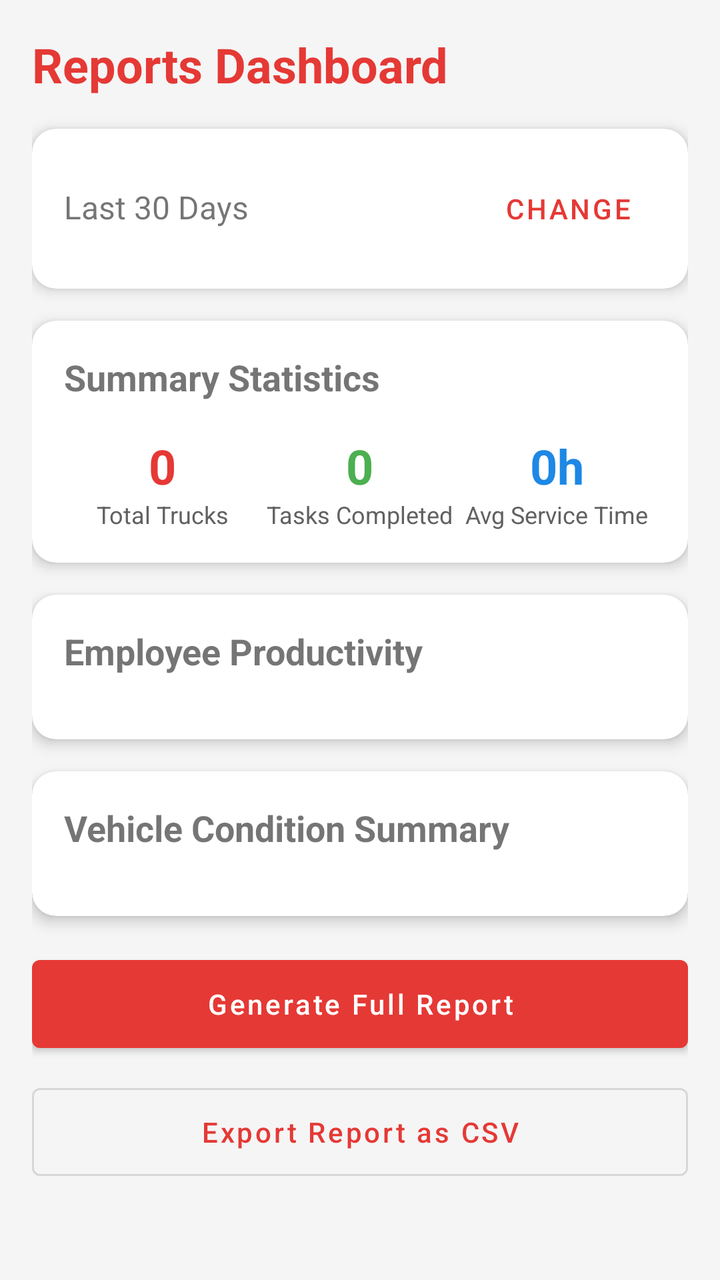
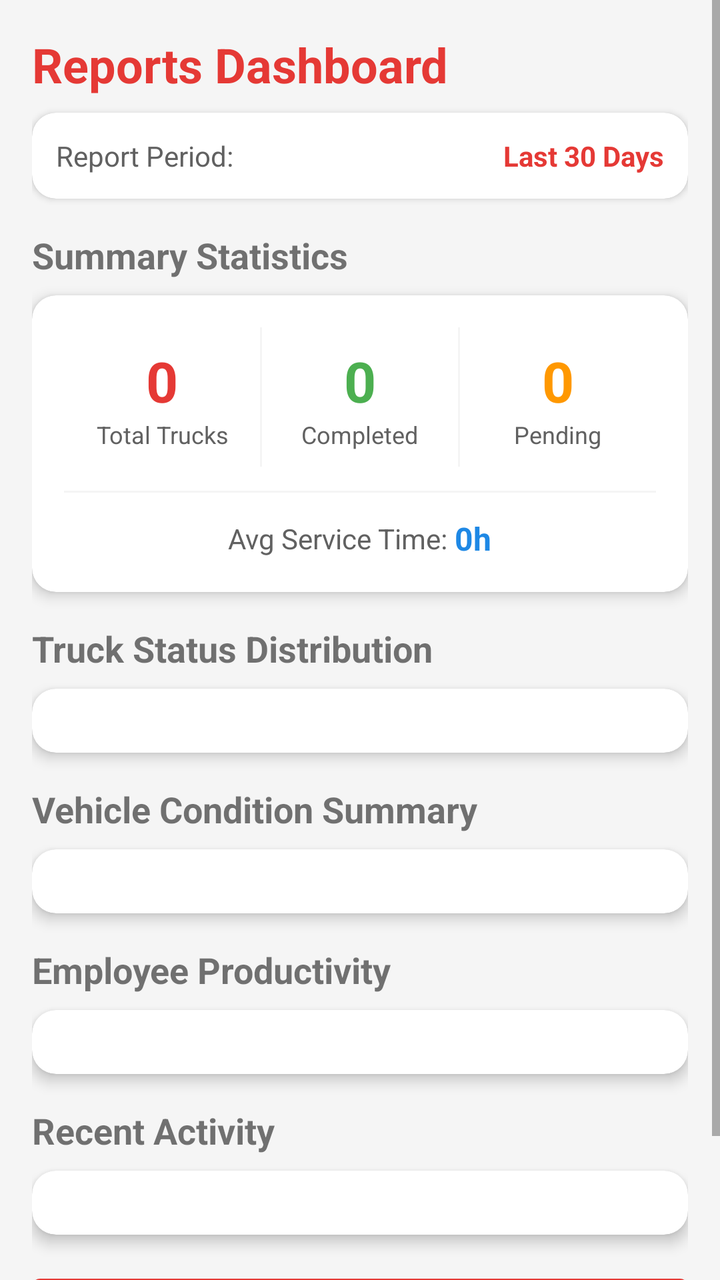

The first picture is an Android layout as it rendered before a commit; the second is the same layout after the commit. The layout source and the unified diff follow.
<!-- AndroidManifest.xml: application theme Theme.ValentinesGarage -->
<!-- res/layout/fragment_reports.xml -->
<?xml version="1.0" encoding="utf-8"?>
<ScrollView xmlns:android="http://schemas.android.com/apk/res/android"
    xmlns:app="http://schemas.android.com/apk/res-auto"
    android:layout_width="match_parent"
    android:layout_height="match_parent"
    android:background="@color/gray_light">

    <LinearLayout
        android:layout_width="match_parent"
        android:layout_height="wrap_content"
        android:orientation="vertical"
        android:padding="16dp">

        <TextView
            android:layout_width="wrap_content"
            android:layout_height="wrap_content"
            android:text="Reports Dashboard"
            android:textSize="24sp"
            android:textStyle="bold"
            android:textColor="@color/primary_red"
            android:layout_marginBottom="16dp" />

        
        <com.google.android.material.card.MaterialCardView
            android:layout_width="match_parent"
            android:layout_height="wrap_content"
            android:layout_marginBottom="16dp"
            app:cardElevation="4dp"
            app:cardCornerRadius="12dp">

            <LinearLayout
                android:layout_width="match_parent"
                android:layout_height="wrap_content"
                android:orientation="horizontal"
                android:padding="16dp">

                <TextView
                    android:layout_width="0dp"
                    android:layout_height="wrap_content"
                    android:layout_weight="1"
                    android:text="Last 30 Days"
                    android:textSize="16sp" />

                <com.google.android.material.button.MaterialButton
                    android:id="@+id/changeDateRangeButton"
                    android:layout_width="wrap_content"
                    android:layout_height="wrap_content"
                    android:text="Change"
                    style="@style/Widget.MaterialComponents.Button.TextButton" />

            </LinearLayout>
        </com.google.android.material.card.MaterialCardView>

        
        <com.google.android.material.card.MaterialCardView
            android:layout_width="match_parent"
            android:layout_height="wrap_content"
            android:layout_marginBottom="16dp"
            app:cardElevation="4dp"
            app:cardCornerRadius="12dp">

            <LinearLayout
                android:layout_width="match_parent"
                android:layout_height="wrap_content"
                android:orientation="vertical"
                android:padding="16dp">

                <TextView
                    android:layout_width="wrap_content"
                    android:layout_height="wrap_content"
                    android:text="Summary Statistics"
                    android:textSize="18sp"
                    android:textStyle="bold"
                    android:layout_marginBottom="16dp" />

                <LinearLayout
                    android:layout_width="match_parent"
                    android:layout_height="wrap_content"
                    android:orientation="horizontal">

                    <LinearLayout
                        android:layout_width="0dp"
                        android:layout_height="wrap_content"
                        android:layout_weight="1"
                        android:orientation="vertical"
                        android:gravity="center">

                        <TextView
                            android:id="@+id/totalTrucksText"
                            android:layout_width="wrap_content"
                            android:layout_height="wrap_content"
                            android:text="0"
                            android:textSize="24sp"
                            android:textStyle="bold"
                            android:textColor="@color/primary_red" />

                        <TextView
                            android:layout_width="wrap_content"
                            android:layout_height="wrap_content"
                            android:text="Total Trucks"
                            android:textSize="12sp"
                            android:textColor="@color/gray_dark" />

                    </LinearLayout>

                    <LinearLayout
                        android:layout_width="0dp"
                        android:layout_height="wrap_content"
                        android:layout_weight="1"
                        android:orientation="vertical"
                        android:gravity="center">

                        <TextView
                            android:id="@+id/completedTasksText"
                            android:layout_width="wrap_content"
                            android:layout_height="wrap_content"
                            android:text="0"
                            android:textSize="24sp"
                            android:textStyle="bold"
                            android:textColor="@color/success_green" />

                        <TextView
                            android:layout_width="wrap_content"
                            android:layout_height="wrap_content"
                            android:text="Tasks Completed"
                            android:textSize="12sp"
                            android:textColor="@color/gray_dark" />

                    </LinearLayout>

                    <LinearLayout
                        android:layout_width="0dp"
                        android:layout_height="wrap_content"
                        android:layout_weight="1"
                        android:orientation="vertical"
                        android:gravity="center">

                        <TextView
                            android:id="@+id/avgServiceTimeText"
                            android:layout_width="wrap_content"
                            android:layout_height="wrap_content"
                            android:text="0h"
                            android:textSize="24sp"
                            android:textStyle="bold"
                            android:textColor="@color/secondary_blue" />

                        <TextView
                            android:layout_width="wrap_content"
                            android:layout_height="wrap_content"
                            android:text="Avg Service Time"
                            android:textSize="12sp"
                            android:textColor="@color/gray_dark" />

                    </LinearLayout>

                </LinearLayout>

            </LinearLayout>
        </com.google.android.material.card.MaterialCardView>

        
        <com.google.android.material.card.MaterialCardView
            android:layout_width="match_parent"
            android:layout_height="wrap_content"
            android:layout_marginBottom="16dp"
            app:cardElevation="4dp"
            app:cardCornerRadius="12dp">

            <LinearLayout
                android:layout_width="match_parent"
                android:layout_height="wrap_content"
                android:orientation="vertical"
                android:padding="16dp">

                <TextView
                    android:layout_width="wrap_content"
                    android:layout_height="wrap_content"
                    android:text="Employee Productivity"
                    android:textSize="18sp"
                    android:textStyle="bold"
                    android:layout_marginBottom="16dp" />

                <LinearLayout
                    android:id="@+id/productivityContainer"
                    android:layout_width="match_parent"
                    android:layout_height="wrap_content"
                    android:orientation="vertical" />

            </LinearLayout>
        </com.google.android.material.card.MaterialCardView>

        
        <com.google.android.material.card.MaterialCardView
            android:layout_width="match_parent"
            android:layout_height="wrap_content"
            android:layout_marginBottom="16dp"
            app:cardElevation="4dp"
            app:cardCornerRadius="12dp">

            <LinearLayout
                android:layout_width="match_parent"
                android:layout_height="wrap_content"
                android:orientation="vertical"
                android:padding="16dp">

                <TextView
                    android:layout_width="wrap_content"
                    android:layout_height="wrap_content"
                    android:text="Vehicle Condition Summary"
                    android:textSize="18sp"
                    android:textStyle="bold"
                    android:layout_marginBottom="16dp" />

                <LinearLayout
                    android:id="@+id/conditionContainer"
                    android:layout_width="match_parent"
                    android:layout_height="wrap_content"
                    android:orientation="vertical" />

            </LinearLayout>
        </com.google.android.material.card.MaterialCardView>

        
        <com.google.android.material.button.MaterialButton
            android:id="@+id/generateReportButton"
            android:layout_width="match_parent"
            android:layout_height="56dp"
            android:layout_marginBottom="8dp"
            android:text="Generate Full Report"
            android:textAllCaps="false" />

        <com.google.android.material.button.MaterialButton
            android:id="@+id/exportButton"
            android:layout_width="match_parent"
            android:layout_height="56dp"
            android:text="Export Report as CSV"
            android:textAllCaps="false"
            style="@style/Widget.MaterialComponents.Button.OutlinedButton" />

    </LinearLayout>
</ScrollView>
<!-- resources referenced by this layout -->
<resources>
  <color name="gray_dark">#616161</color>
  <color name="gray_light">#F5F5F5</color>
  <color name="primary_red">#E53935</color>
  <color name="secondary_blue">#1E88E5</color>
  <color name="success_green">#4CAF50</color>
  <style name="Theme.ValentinesGarage" parent="Theme.MaterialComponents.DayNight.DarkActionBar">
          
          <item name="colorPrimary">@color/primary_red</item>
          <item name="colorPrimaryVariant">@color/primary_dark_red</item>
          <item name="colorOnPrimary">@color/white</item>
  
          
          <item name="colorSecondary">@color/secondary_blue</item>
          <item name="colorSecondaryVariant">@color/secondary_dark_blue</item>
          <item name="colorOnSecondary">@color/white</item>
  
          
          <item name="android:statusBarColor">?attr/colorPrimaryVariant</item>
  
          
          <item name="bottomNavigationStyle">@style/Widget.ValentinesGarage.BottomNavigationView</item>
          <item name="materialCardViewStyle">@style/Widget.ValentinesGarage.CardView</item>
          <item name="actionBarStyle">@style/Widget.ValentinesGarage.ActionBar</item>
      </style>
  <color name="primary_dark_red">#C62828</color>
  <color name="white">#FFFFFF</color>
  <color name="secondary_dark_blue">#1565C0</color>
  <style name="Widget.ValentinesGarage.BottomNavigationView" parent="Widget.MaterialComponents.BottomNavigationView">
          <item name="android:background">@color/white</item>
          <item name="elevation">8dp</item>
          <item name="itemIconTint">@color/bottom_nav_color_selector</item>
          <item name="itemTextColor">@color/bottom_nav_color_selector</item>
          <item name="labelVisibilityMode">labeled</item>
      </style>
  <style name="Widget.ValentinesGarage.CardView" parent="Widget.MaterialComponents.CardView">
          <item name="cardElevation">4dp</item>
          <item name="cardCornerRadius">12dp</item>
          <item name="strokeWidth">0dp</item>
      </style>
  <style name="Widget.ValentinesGarage.ActionBar" parent="Widget.MaterialComponents.ActionBar.Solid">
          <item name="background">@color/primary_red</item>
          <item name="titleTextColor">@color/white</item>
          <item name="elevation">4dp</item>
      </style>
</resources>

<!-- the commit's change to res/layout/fragment_reports.xml (unified diff, before → after) -->
@@ -11,6 +11,7 @@
         android:orientation="vertical"
         android:padding="16dp">
 
+        
         <TextView
             android:layout_width="wrap_content"
             android:layout_height="wrap_content"
@@ -18,60 +19,72 @@
             android:textSize="24sp"
             android:textStyle="bold"
             android:textColor="@color/primary_red"
-            android:layout_marginBottom="16dp" />
-
-        
-        <com.google.android.material.card.MaterialCardView
-            android:layout_width="match_parent"
-            android:layout_height="wrap_content"
-            android:layout_marginBottom="16dp"
-            app:cardElevation="4dp"
+            android:layout_marginBottom="8dp" />
+
+        
+        <com.google.android.material.card.MaterialCardView
+            android:layout_width="match_parent"
+            android:layout_height="wrap_content"
+            android:layout_marginBottom="16dp"
+            app:cardElevation="2dp"
             app:cardCornerRadius="12dp">
 
             <LinearLayout
                 android:layout_width="match_parent"
                 android:layout_height="wrap_content"
                 android:orientation="horizontal"
-                android:padding="16dp">
+                android:padding="12dp">
 
                 <TextView
                     android:layout_width="0dp"
                     android:layout_height="wrap_content"
                     android:layout_weight="1"
+                    android:text="Report Period:"
+                    android:textSize="14sp"
+                    android:textColor="@color/gray_dark" />
+
+                <TextView
+                    android:id="@+id/reportDateRangeText"
+                    android:layout_width="wrap_content"
+                    android:layout_height="wrap_content"
                     android:text="Last 30 Days"
-                    android:textSize="16sp" />
-
-                <com.google.android.material.button.MaterialButton
-                    android:id="@+id/changeDateRangeButton"
-                    android:layout_width="wrap_content"
-                    android:layout_height="wrap_content"
-                    android:text="Change"
-                    style="@style/Widget.MaterialComponents.Button.TextButton" />
-
-            </LinearLayout>
-        </com.google.android.material.card.MaterialCardView>
-
-        
-        <com.google.android.material.card.MaterialCardView
-            android:layout_width="match_parent"
-            android:layout_height="wrap_content"
-            android:layout_marginBottom="16dp"
-            app:cardElevation="4dp"
-            app:cardCornerRadius="12dp">
-
-            <LinearLayout
-                android:layout_width="match_parent"
-                android:layout_height="wrap_content"
-                android:orientation="vertical"
-                android:padding="16dp">
-
-                <TextView
-                    android:layout_width="wrap_content"
-                    android:layout_height="wrap_content"
-                    android:text="Summary Statistics"
-                    android:textSize="18sp"
+                    android:textSize="14sp"
                     android:textStyle="bold"
-                    android:layout_marginBottom="16dp" />
+                    android:textColor="@color/primary_red" />
+
+            </LinearLayout>
+        </com.google.android.material.card.MaterialCardView>
+
+        
+        <ProgressBar
+            android:id="@+id/loadingIndicator"
+            android:layout_width="wrap_content"
+            android:layout_height="wrap_content"
+            android:layout_gravity="center"
+            android:layout_marginBottom="16dp"
+            android:visibility="gone" />
+
+        
+        <TextView
+            android:layout_width="wrap_content"
+            android:layout_height="wrap_content"
+            android:text="Summary Statistics"
+            android:textSize="18sp"
+            android:textStyle="bold"
+            android:layout_marginBottom="8dp" />
+
+        <com.google.android.material.card.MaterialCardView
+            android:layout_width="match_parent"
+            android:layout_height="wrap_content"
+            android:layout_marginBottom="16dp"
+            app:cardElevation="4dp"
+            app:cardCornerRadius="12dp">
+
+            <LinearLayout
+                android:layout_width="match_parent"
+                android:layout_height="wrap_content"
+                android:orientation="vertical"
+                android:padding="16dp">
 
                 <LinearLayout
                     android:layout_width="match_parent"
@@ -83,14 +96,15 @@
                         android:layout_height="wrap_content"
                         android:layout_weight="1"
                         android:orientation="vertical"
-                        android:gravity="center">
+                        android:gravity="center"
+                        android:padding="8dp">
 
                         <TextView
                             android:id="@+id/totalTrucksText"
                             android:layout_width="wrap_content"
                             android:layout_height="wrap_content"
                             android:text="0"
-                            android:textSize="24sp"
+                            android:textSize="28sp"
                             android:textStyle="bold"
                             android:textColor="@color/primary_red" />
 
@@ -99,86 +113,193 @@
                             android:layout_height="wrap_content"
                             android:text="Total Trucks"
                             android:textSize="12sp"
-                            android:textColor="@color/gray_dark" />
+                            android:textColor="@color/gray_dark"
+                            android:gravity="center" />
 
                     </LinearLayout>
+
+                    <View
+                        android:layout_width="1dp"
+                        android:layout_height="match_parent"
+                        android:background="@color/gray_light" />
 
                     <LinearLayout
                         android:layout_width="0dp"
                         android:layout_height="wrap_content"
                         android:layout_weight="1"
                         android:orientation="vertical"
-                        android:gravity="center">
+                        android:gravity="center"
+                        android:padding="8dp">
 
                         <TextView
                             android:id="@+id/completedTasksText"
                             android:layout_width="wrap_content"
                             android:layout_height="wrap_content"
                             android:text="0"
-                            android:textSize="24sp"
+                            android:textSize="28sp"
                             android:textStyle="bold"
                             android:textColor="@color/success_green" />
 
                         <TextView
                             android:layout_width="wrap_content"
                             android:layout_height="wrap_content"
-                            android:text="Tasks Completed"
+                            android:text="Completed"
                             android:textSize="12sp"
-                            android:textColor="@color/gray_dark" />
+                            android:textColor="@color/gray_dark"
+                            android:gravity="center" />
 
                     </LinearLayout>
+
+                    <View
+                        android:layout_width="1dp"
+                        android:layout_height="match_parent"
+                        android:background="@color/gray_light" />
 
                     <LinearLayout
                         android:layout_width="0dp"
                         android:layout_height="wrap_content"
                         android:layout_weight="1"
                         android:orientation="vertical"
-                        android:gravity="center">
-
-                        <TextView
-                            android:id="@+id/avgServiceTimeText"
-                            android:layout_width="wrap_content"
-                            android:layout_height="wrap_content"
-                            android:text="0h"
-                            android:textSize="24sp"
+                        android:gravity="center"
+                        android:padding="8dp">
+
+                        <TextView
+                            android:id="@+id/pendingTasksText"
+                            android:layout_width="wrap_content"
+                            android:layout_height="wrap_content"
+                            android:text="0"
+                            android:textSize="28sp"
                             android:textStyle="bold"
-                            android:textColor="@color/secondary_blue" />
-
-                        <TextView
-                            android:layout_width="wrap_content"
-                            android:layout_height="wrap_content"
-                            android:text="Avg Service Time"
+                            android:textColor="@color/warning_orange" />
+
+                        <TextView
+                            android:layout_width="wrap_content"
+                            android:layout_height="wrap_content"
+                            android:text="Pending"
                             android:textSize="12sp"
-                            android:textColor="@color/gray_dark" />
+                            android:textColor="@color/gray_dark"
+                            android:gravity="center" />
 
                     </LinearLayout>
 
                 </LinearLayout>
 
-            </LinearLayout>
-        </com.google.android.material.card.MaterialCardView>
-
-        
-        <com.google.android.material.card.MaterialCardView
-            android:layout_width="match_parent"
-            android:layout_height="wrap_content"
-            android:layout_marginBottom="16dp"
-            app:cardElevation="4dp"
-            app:cardCornerRadius="12dp">
-
-            <LinearLayout
-                android:layout_width="match_parent"
-                android:layout_height="wrap_content"
-                android:orientation="vertical"
-                android:padding="16dp">
-
-                <TextView
-                    android:layout_width="wrap_content"
-                    android:layout_height="wrap_content"
-                    android:text="Employee Productivity"
-                    android:textSize="18sp"
-                    android:textStyle="bold"
-                    android:layout_marginBottom="16dp" />
+                <View
+                    android:layout_width="match_parent"
+                    android:layout_height="1dp"
+                    android:layout_marginTop="12dp"
+                    android:layout_marginBottom="12dp"
+                    android:background="@color/gray_light" />
+
+                <LinearLayout
+                    android:layout_width="match_parent"
+                    android:layout_height="wrap_content"
+                    android:gravity="center">
+
+                    <TextView
+                        android:layout_width="wrap_content"
+                        android:layout_height="wrap_content"
+                        android:text="Avg Service Time: "
+                        android:textSize="14sp"
+                        android:textColor="@color/gray_dark" />
+
+                    <TextView
+                        android:id="@+id/avgServiceTimeText"
+                        android:layout_width="wrap_content"
+                        android:layout_height="wrap_content"
+                        android:text="0h"
+                        android:textSize="16sp"
+                        android:textStyle="bold"
+                        android:textColor="@color/secondary_blue" />
+
+                </LinearLayout>
+
+            </LinearLayout>
+        </com.google.android.material.card.MaterialCardView>
+
+        
+        <TextView
+            android:layout_width="wrap_content"
+            android:layout_height="wrap_content"
+            android:text="Truck Status Distribution"
+            android:textSize="18sp"
+            android:textStyle="bold"
+            android:layout_marginBottom="8dp" />
+
+        <com.google.android.material.card.MaterialCardView
+            android:layout_width="match_parent"
+            android:layout_height="wrap_content"
+            android:layout_marginBottom="16dp"
+            app:cardElevation="4dp"
+            app:cardCornerRadius="12dp">
+
+            <LinearLayout
+                android:layout_width="match_parent"
+                android:layout_height="wrap_content"
+                android:orientation="vertical"
+                android:padding="16dp">
+
+                <LinearLayout
+                    android:id="@+id/truckStatusContainer"
+                    android:layout_width="match_parent"
+                    android:layout_height="wrap_content"
+                    android:orientation="vertical" />
+
+            </LinearLayout>
+        </com.google.android.material.card.MaterialCardView>
+
+        
+        <TextView
+            android:layout_width="wrap_content"
+            android:layout_height="wrap_content"
+            android:text="Vehicle Condition Summary"
+            android:textSize="18sp"
+            android:textStyle="bold"
+            android:layout_marginBottom="8dp" />
+
+        <com.google.android.material.card.MaterialCardView
+            android:layout_width="match_parent"
+            android:layout_height="wrap_content"
+            android:layout_marginBottom="16dp"
+            app:cardElevation="4dp"
+            app:cardCornerRadius="12dp">
+
+            <LinearLayout
+                android:layout_width="match_parent"
+                android:layout_height="wrap_content"
+                android:orientation="vertical"
+                android:padding="16dp">
+
+                <LinearLayout
+                    android:id="@+id/conditionContainer"
+                    android:layout_width="match_parent"
+                    android:layout_height="wrap_content"
+                    android:orientation="vertical" />
+
+            </LinearLayout>
+        </com.google.android.material.card.MaterialCardView>
+
+        
+        <TextView
+            android:layout_width="wrap_content"
+            android:layout_height="wrap_content"
+            android:text="Employee Productivity"
+            android:textSize="18sp"
+            android:textStyle="bold"
+            android:layout_marginBottom="8dp" />
+
+        <com.google.android.material.card.MaterialCardView
+            android:layout_width="match_parent"
+            android:layout_height="wrap_content"
+            android:layout_marginBottom="16dp"
+            app:cardElevation="4dp"
+            app:cardCornerRadius="12dp">
+
+            <LinearLayout
+                android:layout_width="match_parent"
+                android:layout_height="wrap_content"
+                android:orientation="vertical"
+                android:padding="16dp">
 
                 <LinearLayout
                     android:id="@+id/productivityContainer"
@@ -190,29 +311,29 @@
         </com.google.android.material.card.MaterialCardView>
 
         
-        <com.google.android.material.card.MaterialCardView
-            android:layout_width="match_parent"
-            android:layout_height="wrap_content"
-            android:layout_marginBottom="16dp"
-            app:cardElevation="4dp"
-            app:cardCornerRadius="12dp">
-
-            <LinearLayout
-                android:layout_width="match_parent"
-                android:layout_height="wrap_content"
-                android:orientation="vertical"
-                android:padding="16dp">
-
-                <TextView
-                    android:layout_width="wrap_content"
-                    android:layout_height="wrap_content"
-                    android:text="Vehicle Condition Summary"
-                    android:textSize="18sp"
-                    android:textStyle="bold"
-                    android:layout_marginBottom="16dp" />
-
-                <LinearLayout
-                    android:id="@+id/conditionContainer"
+        <TextView
+            android:layout_width="wrap_content"
+            android:layout_height="wrap_content"
+            android:text="Recent Activity"
+            android:textSize="18sp"
+            android:textStyle="bold"
+            android:layout_marginBottom="8dp" />
+
+        <com.google.android.material.card.MaterialCardView
+            android:layout_width="match_parent"
+            android:layout_height="wrap_content"
+            android:layout_marginBottom="16dp"
+            app:cardElevation="4dp"
+            app:cardCornerRadius="12dp">
+
+            <LinearLayout
+                android:layout_width="match_parent"
+                android:layout_height="wrap_content"
+                android:orientation="vertical"
+                android:padding="16dp">
+
+                <LinearLayout
+                    android:id="@+id/recentActivityContainer"
                     android:layout_width="match_parent"
                     android:layout_height="wrap_content"
                     android:orientation="vertical" />
@@ -225,17 +346,10 @@
             android:id="@+id/generateReportButton"
             android:layout_width="match_parent"
             android:layout_height="56dp"
-            android:layout_marginBottom="8dp"
+            android:layout_marginBottom="16dp"
             android:text="Generate Full Report"
-            android:textAllCaps="false" />
-
-        <com.google.android.material.button.MaterialButton
-            android:id="@+id/exportButton"
-            android:layout_width="match_parent"
-            android:layout_height="56dp"
-            android:text="Export Report as CSV"
             android:textAllCaps="false"
-            style="@style/Widget.MaterialComponents.Button.OutlinedButton" />
+            app:icon="@drawable/ic_reports" />
 
     </LinearLayout>
 </ScrollView>
<!-- resource entries referenced after the edit -->
@@ -5,6 +5,18 @@
   <color name="primary_red">#E53935</color>
   <color name="secondary_blue">#1E88E5</color>
   <color name="success_green">#4CAF50</color>
+  <color name="warning_orange">#FF9800</color>
+  <!-- drawable ic_reports (drawable) -->
+  <?xml version="1.0" encoding="utf-8"?>
+  <vector xmlns:android="http://schemas.android.com/apk/res/android"
+      android:width="24dp"
+      android:height="24dp"
+      android:viewportWidth="24"
+      android:viewportHeight="24">
+      <path
+          android:fillColor="@color/gray_medium"
+          android:pathData="M19,3H5C3.9,3 3,3.9 3,5v14c0,1.1 0.9,2 2,2h14c1.1,0 2,-0.9 2,-2V5C21,3.9 20.1,3 19,3zM9,17H7v-7h2V17zM13,17h-2V7h2V17zM17,17h-2v-4h2V17z"/>
+  </vector>
   <style name="Theme.ValentinesGarage" parent="Theme.MaterialComponents.DayNight.DarkActionBar">
           
           <item name="colorPrimary">@color/primary_red</item>
@@ -24,6 +36,7 @@
           <item name="materialCardViewStyle">@style/Widget.ValentinesGarage.CardView</item>
           <item name="actionBarStyle">@style/Widget.ValentinesGarage.ActionBar</item>
       </style>
+  <color name="gray_medium">#9E9E9E</color>
   <color name="primary_dark_red">#C62828</color>
   <color name="white">#FFFFFF</color>
   <color name="secondary_dark_blue">#1565C0</color>
